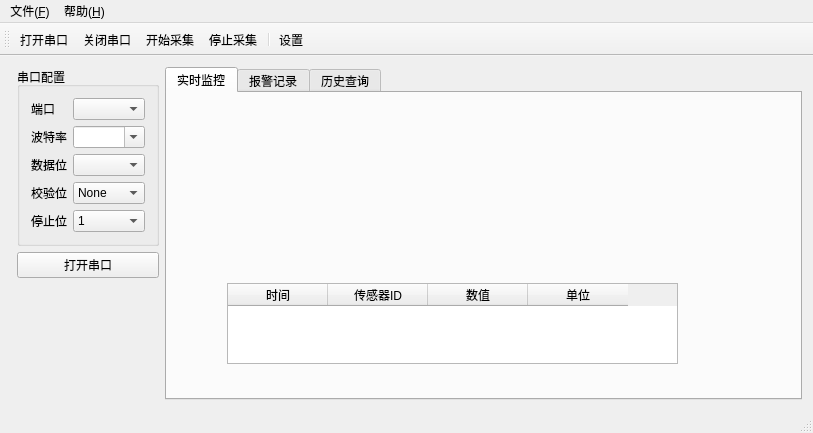
frankjin73/IndustrialMonitor, file IndustrialMonitor/src/ui/IndustrialMonitor.ui: the form before one commit.
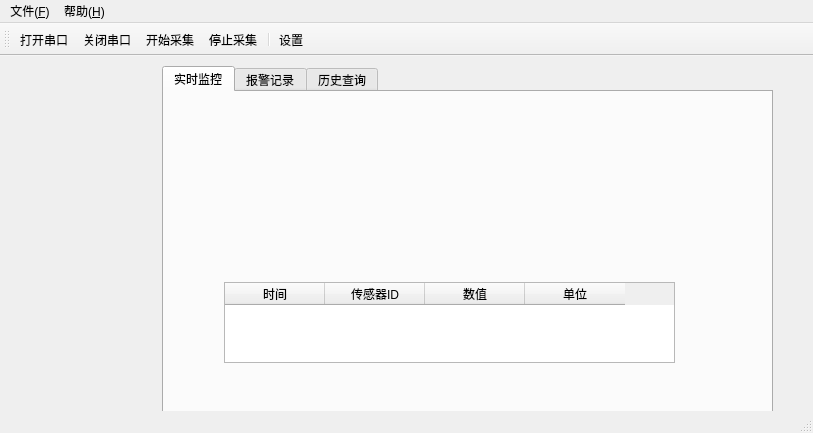
The form after the commit.

Commit message: 把串口设置模块抽象出来，放到SerialConfigWidget类里

Patch:
```diff
--- a/IndustrialMonitor/src/ui/IndustrialMonitor.ui
+++ b/IndustrialMonitor/src/ui/IndustrialMonitor.ui
@@ -14,156 +14,18 @@
    <string>IndustrialMonitor</string>
   </property>
   <widget class="QWidget" name="centralWidget">
-   <layout class="QFormLayout" name="formLayout">
-    <item row="0" column="1">
-     <layout class="QHBoxLayout" name="horizontalLayout">
-      <property name="spacing">
-       <number>6</number>
-      </property>
-      <item>
-       <layout class="QVBoxLayout" name="verticalLayout">
-        <item>
-         <widget class="QGroupBox" name="groupBox">
-          <property name="styleSheet">
-           <string notr="true"/>
-          </property>
-          <property name="title">
-           <string>串口配置</string>
-          </property>
-          <layout class="QGridLayout" name="gridLayout">
-           <item row="4" column="1">
-            <widget class="QComboBox" name="stopBitsComboBox">
-             <item>
-              <property name="text">
-               <string>1</string>
-              </property>
-             </item>
-             <item>
-              <property name="text">
-               <string>1.5</string>
-              </property>
-             </item>
-             <item>
-              <property name="text">
-               <string>2</string>
-              </property>
-             </item>
-            </widget>
-           </item>
-           <item row="3" column="1">
-            <widget class="QComboBox" name="parityComboBox">
-             <property name="styleSheet">
-              <string notr="true">QComboBox {
-    text-align: center;
-}
-QComboBox QAbstractItemView {
-    text-align: center;
-}</string>
-             </property>
-             <item>
-              <property name="text">
-               <string>None</string>
-              </property>
-             </item>
-             <item>
-              <property name="text">
-               <string>Even</string>
-              </property>
-             </item>
-             <item>
-              <property name="text">
-               <string>Odd</string>
-              </property>
-             </item>
-            </widget>
-           </item>
-           <item row="2" column="0">
-            <widget class="QLabel" name="label_3">
-             <property name="text">
-              <string>数据位</string>
-             </property>
-            </widget>
-           </item>
-           <item row="1" column="0">
-            <widget class="QLabel" name="label_2">
-             <property name="text">
-              <string>波特率</string>
-             </property>
-            </widget>
-           </item>
-           <item row="0" column="0">
-            <widget class="QLabel" name="label">
-             <property name="text">
-              <string>端口</string>
-             </property>
-            </widget>
-           </item>
-           <item row="2" column="1">
-            <widget class="QComboBox" name="dataBitsComboBox">
-             <property name="styleSheet">
-              <string notr="true">QComboBox {
-    text-align: center;
-}
-QComboBox QAbstractItemView {
-    text-align: center;
-}</string>
-             </property>
-            </widget>
-           </item>
-           <item row="0" column="1">
-            <widget class="QComboBox" name="portComboBox"/>
-           </item>
-           <item row="4" column="0">
-            <widget class="QLabel" name="label_5">
-             <property name="text">
-              <string>停止位</string>
-             </property>
-            </widget>
-           </item>
-           <item row="3" column="0">
-            <widget class="QLabel" name="label_4">
-             <property name="text">
-              <string>校验位</string>
-             </property>
-            </widget>
-           </item>
-           <item row="1" column="1">
-            <widget class="QComboBox" name="baudRateComboBox">
-             <property name="editable">
-              <bool>true</bool>
-             </property>
-            </widget>
-           </item>
-          </layout>
-         </widget>
-        </item>
-        <item>
-         <widget class="QPushButton" name="toggleButton">
-          <property name="text">
-           <string>打开串口</string>
-          </property>
-         </widget>
-        </item>
-        <item>
-         <spacer name="verticalSpacer">
-          <property name="orientation">
-           <enum>Qt::Orientation::Vertical</enum>
-          </property>
-          <property name="sizeHint" stdset="0">
-           <size>
-            <width>20</width>
-            <height>40</height>
-           </size>
-          </property>
-         </spacer>
-        </item>
-       </layout>
-      </item>
-      <item>
        <widget class="QTabWidget" name="mainTabWidget">
         <property name="enabled">
          <bool>true</bool>
         </property>
+    <property name="geometry">
+     <rect>
+      <x>162</x>
+      <y>10</y>
+      <width>611</width>
+      <height>351</height>
+     </rect>
+    </property>
         <property name="currentIndex">
          <number>0</number>
         </property>
@@ -254,10 +116,6 @@
          </attribute>
         </widget>
        </widget>
-      </item>
-     </layout>
-    </item>
-   </layout>
   </widget>
   <widget class="QMenuBar" name="menuBar">
    <property name="geometry">
```
Left out of the diff: 4 changed lines with no effect on the pictures. Lines whose indentation alone changed are shown as unchanged. The commit also changes 6 other files.
